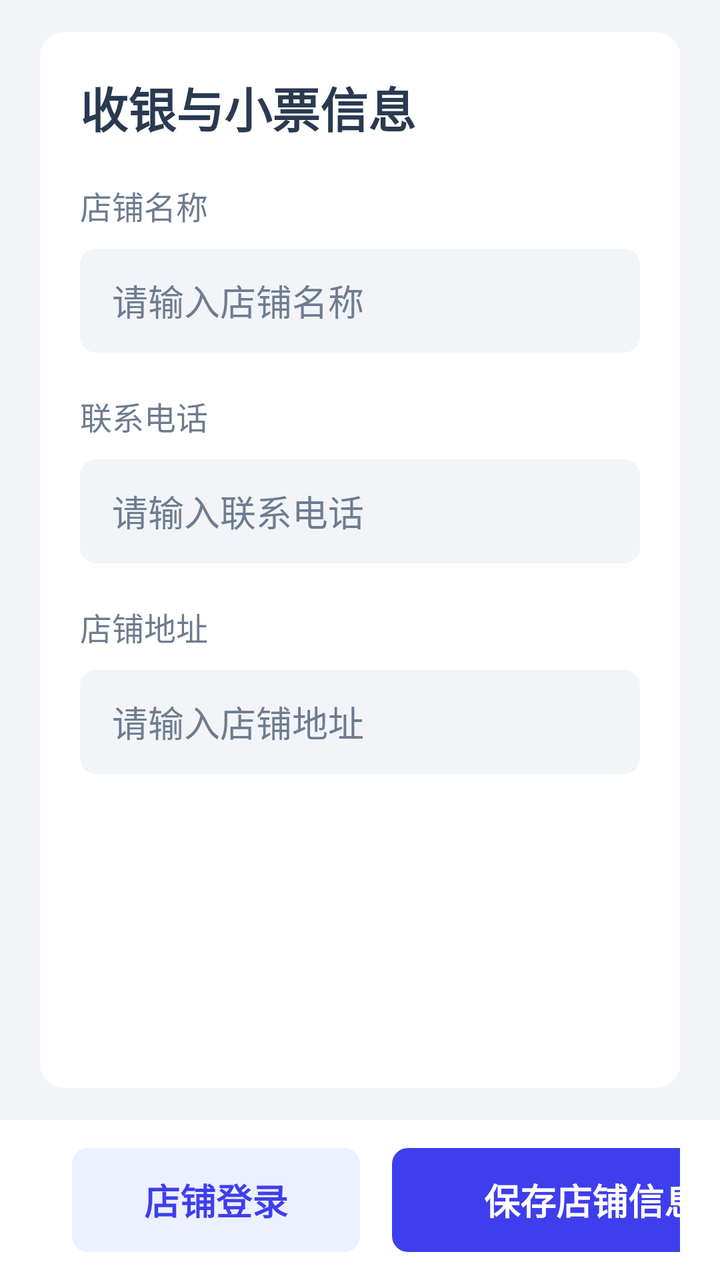
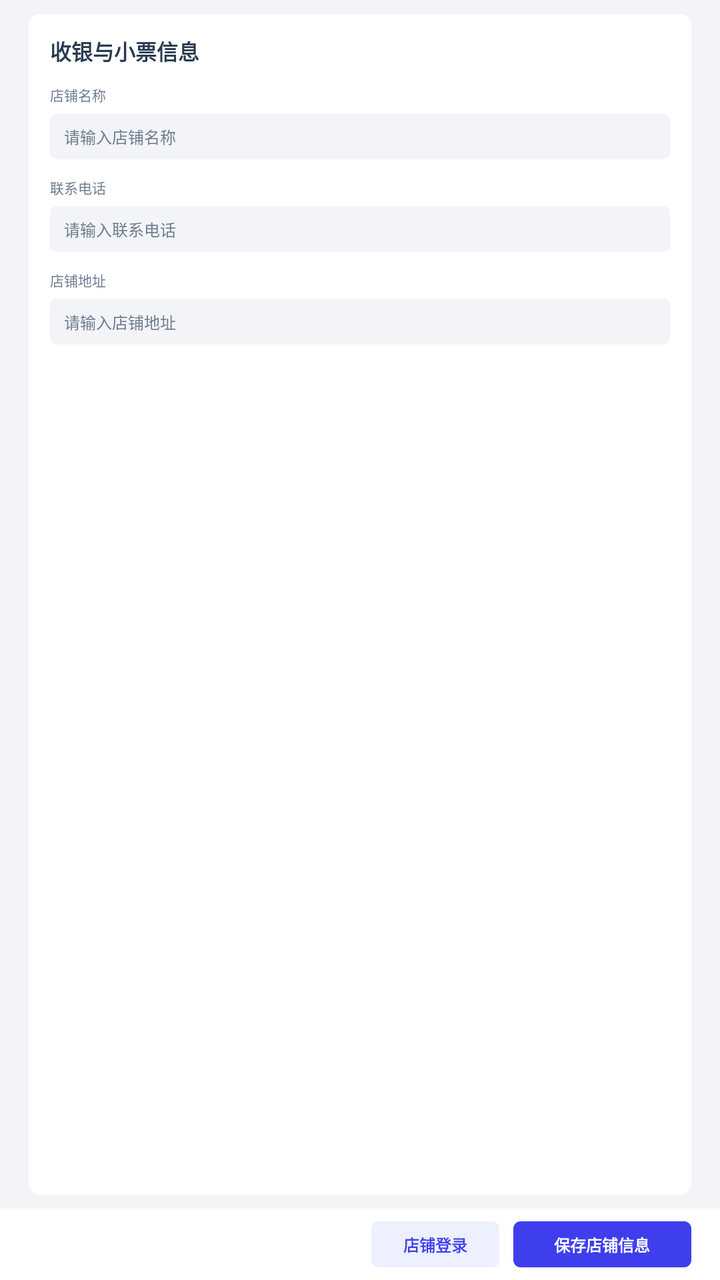

Two renders of the same Android screen: before a commit and after it. Below are the layout's source before the change and the commit's diff.
<!-- AndroidManifest.xml: application theme AppTheme.NoActionBar -->
<!-- res/layout/page_shop.xml -->
<LinearLayout xmlns:android="http://schemas.android.com/apk/res/android" android:layout_width="match_parent" android:layout_height="match_parent" android:orientation="vertical" android:background="#F2F4F8">
  <LinearLayout android:layout_width="match_parent" android:layout_height="0dp" android:layout_weight="1" android:orientation="horizontal" android:paddingLeft="@dimen/ui_page_horizontal" android:paddingRight="@dimen/ui_page_horizontal" android:paddingTop="@dimen/ui_page_vertical" android:paddingBottom="@dimen/ui_page_vertical">
    <LinearLayout android:layout_width="0dp" android:layout_height="match_parent" android:layout_weight="1" android:orientation="vertical" android:padding="@dimen/ui_card_padding" android:background="@drawable/land_card">
      <TextView android:layout_width="match_parent" android:layout_height="35dp" android:textSize="24sp" android:textColor="#293A51" android:includeFontPadding="false" android:gravity="center_vertical" android:text="@string/land_shop_receipt_details" android:textStyle="bold" android:fontFamily="@font/retail_sans" />
      <Space android:layout_width="1dp" android:layout_height="20dp" />
      <TextView android:layout_width="match_parent" android:layout_height="wrap_content" android:textSize="16sp" android:textColor="#6E7C90" android:includeFontPadding="false" android:text="@string/settings_system_shop_name" android:fontFamily="@font/retail_sans" />
      <Space android:layout_width="1dp" android:layout_height="10dp" />
      <EditText android:layout_width="match_parent" android:layout_height="52dp" android:id="@+id/shop_name" android:textSize="18sp" android:textColor="#293A51" android:textColorHint="#6E7C90" android:includeFontPadding="false" android:singleLine="true" android:inputType="text" android:paddingHorizontal="16dp" android:background="@drawable/land_field" android:hint="@string/settings_system_shop_name_input_hint" android:fontFamily="@font/retail_sans" />
      <Space android:layout_width="1dp" android:layout_height="20dp" />
      <TextView android:layout_width="match_parent" android:layout_height="wrap_content" android:textSize="16sp" android:textColor="#6E7C90" android:includeFontPadding="false" android:text="@string/settings_system_shop_phone" android:fontFamily="@font/retail_sans" />
      <Space android:layout_width="1dp" android:layout_height="10dp" />
      <EditText android:layout_width="match_parent" android:layout_height="52dp" android:id="@+id/shopPhone" android:textSize="18sp" android:textColor="#293A51" android:textColorHint="#6E7C90" android:includeFontPadding="false" android:singleLine="true" android:inputType="phone" android:paddingHorizontal="16dp" android:background="@drawable/land_field" android:hint="@string/land_shop_phone_hint" android:fontFamily="@font/retail_sans" />
      <Space android:layout_width="1dp" android:layout_height="20dp" />
      <TextView android:layout_width="match_parent" android:layout_height="wrap_content" android:textSize="16sp" android:textColor="#6E7C90" android:includeFontPadding="false" android:text="@string/settings_system_shop_address" android:fontFamily="@font/retail_sans" />
      <Space android:layout_width="1dp" android:layout_height="10dp" />
      <EditText android:layout_width="match_parent" android:layout_height="52dp" android:id="@+id/shopAddress" android:textSize="18sp" android:textColor="#293A51" android:textColorHint="#6E7C90" android:includeFontPadding="false" android:singleLine="true" android:inputType="textPostalAddress" android:paddingHorizontal="16dp" android:background="@drawable/land_field" android:hint="@string/settings_system_shop_address_input_hint" android:fontFamily="@font/retail_sans" />
      <Space android:layout_width="1dp" android:layout_height="20dp" />
    </LinearLayout>
  </LinearLayout>
  <LinearLayout android:layout_width="match_parent" android:layout_height="80dp" android:orientation="horizontal" android:gravity="center_vertical" android:background="#FFFFFF" android:paddingHorizontal="@dimen/ui_page_horizontal">
    <Space android:layout_width="0dp" android:layout_height="wrap_content" android:layout_weight="1" />
    <TextView android:layout_width="144dp" android:layout_height="52dp" android:id="@+id/shopLogin" android:textSize="18sp" android:textColor="#3F3EED" android:includeFontPadding="false" android:gravity="center" android:background="@drawable/land_soft" android:clickable="true" android:focusable="true" android:layout_marginStart="16dp" android:text="@string/settings_system_shop_login" android:textStyle="bold" android:fontFamily="@font/retail_sans" />
    <TextView android:layout_width="200dp" android:layout_height="52dp" android:id="@+id/saveShop" android:textSize="18sp" android:textColor="#FFFFFF" android:includeFontPadding="false" android:gravity="center" android:background="@drawable/land_primary" android:clickable="true" android:focusable="true" android:layout_marginStart="16dp" android:text="@string/land_save_shop" android:textStyle="bold" android:fontFamily="@font/retail_sans" />
  </LinearLayout>
</LinearLayout>
<!-- resources referenced by this layout -->
<resources>
  <dimen name="ui_card_padding">24dp</dimen>
  <dimen name="ui_page_horizontal">32dp</dimen>
  <dimen name="ui_page_vertical">16dp</dimen>
  <!-- drawable land_card (drawable) -->
  <?xml version='1.0' encoding='utf-8'?>
  <shape xmlns:android="http://schemas.android.com/apk/res/android" android:shape="rectangle">
      <solid android:color="#FFFFFF" />
      <corners android:radius="12dp" />
  </shape>
  <!-- drawable land_field (drawable) -->
  <?xml version='1.0' encoding='utf-8'?>
  <shape xmlns:android="http://schemas.android.com/apk/res/android" android:shape="rectangle">
      <solid android:color="#F2F4F8" />
      <corners android:radius="8dp" />
  </shape>
  <!-- drawable land_primary (drawable) -->
  <?xml version='1.0' encoding='utf-8'?>
  <shape xmlns:android="http://schemas.android.com/apk/res/android" android:shape="rectangle">
      <solid android:color="#3F3EED" />
      <corners android:radius="8dp" />
  </shape>
  <!-- drawable land_soft (drawable) -->
  <?xml version='1.0' encoding='utf-8'?>
  <shape xmlns:android="http://schemas.android.com/apk/res/android" android:shape="rectangle">
      <solid android:color="#EDF0FF" />
      <corners android:radius="8dp" />
  </shape>
  <string name="land_save_shop">保存店铺信息</string>
  <string name="land_shop_phone_hint">请输入联系电话</string>
  <string name="land_shop_receipt_details">收银与小票信息</string>
  <string name="settings_system_shop_address">店铺地址</string>
  <string name="settings_system_shop_address_input_hint">请输入店铺地址</string>
  <string name="settings_system_shop_login">店铺登录</string>
  <string name="settings_system_shop_name">店铺名称</string>
  <string name="settings_system_shop_name_input_hint">请输入店铺名称</string>
  <string name="settings_system_shop_phone">联系电话</string>
  <style name="AppTheme.NoActionBar" parent="Theme.MaterialComponents.NoActionBar">
          <item name="android:windowAnimationStyle">@style/NoPageAnimation</item>
          <item name="android:windowBackground">@color/white</item>
      </style>
  <style name="NoPageAnimation" parent="android:style/Animation.Activity">
          <item name="android:activityOpenEnterAnimation">@null</item>
          <item name="android:activityOpenExitAnimation">@null</item>
          <item name="android:activityCloseEnterAnimation">@null</item>
          <item name="android:activityCloseExitAnimation">@null</item>
      </style>
  <color name="white">#FFFFFFFF</color>
</resources>

<!-- the commit's change to res/layout/page_shop.xml (unified diff, before → after) -->
@@ -1,25 +1,183 @@
-<LinearLayout xmlns:android="http://schemas.android.com/apk/res/android" android:layout_width="match_parent" android:layout_height="match_parent" android:orientation="vertical" android:background="#F2F4F8">
-  <LinearLayout android:layout_width="match_parent" android:layout_height="0dp" android:layout_weight="1" android:orientation="horizontal" android:paddingLeft="@dimen/ui_page_horizontal" android:paddingRight="@dimen/ui_page_horizontal" android:paddingTop="@dimen/ui_page_vertical" android:paddingBottom="@dimen/ui_page_vertical">
-    <LinearLayout android:layout_width="0dp" android:layout_height="match_parent" android:layout_weight="1" android:orientation="vertical" android:padding="@dimen/ui_card_padding" android:background="@drawable/land_card">
-      <TextView android:layout_width="match_parent" android:layout_height="35dp" android:textSize="24sp" android:textColor="#293A51" android:includeFontPadding="false" android:gravity="center_vertical" android:text="@string/land_shop_receipt_details" android:textStyle="bold" android:fontFamily="@font/retail_sans" />
-      <Space android:layout_width="1dp" android:layout_height="20dp" />
-      <TextView android:layout_width="match_parent" android:layout_height="wrap_content" android:textSize="16sp" android:textColor="#6E7C90" android:includeFontPadding="false" android:text="@string/settings_system_shop_name" android:fontFamily="@font/retail_sans" />
-      <Space android:layout_width="1dp" android:layout_height="10dp" />
-      <EditText android:layout_width="match_parent" android:layout_height="52dp" android:id="@+id/shop_name" android:textSize="18sp" android:textColor="#293A51" android:textColorHint="#6E7C90" android:includeFontPadding="false" android:singleLine="true" android:inputType="text" android:paddingHorizontal="16dp" android:background="@drawable/land_field" android:hint="@string/settings_system_shop_name_input_hint" android:fontFamily="@font/retail_sans" />
-      <Space android:layout_width="1dp" android:layout_height="20dp" />
-      <TextView android:layout_width="match_parent" android:layout_height="wrap_content" android:textSize="16sp" android:textColor="#6E7C90" android:includeFontPadding="false" android:text="@string/settings_system_shop_phone" android:fontFamily="@font/retail_sans" />
-      <Space android:layout_width="1dp" android:layout_height="10dp" />
-      <EditText android:layout_width="match_parent" android:layout_height="52dp" android:id="@+id/shopPhone" android:textSize="18sp" android:textColor="#293A51" android:textColorHint="#6E7C90" android:includeFontPadding="false" android:singleLine="true" android:inputType="phone" android:paddingHorizontal="16dp" android:background="@drawable/land_field" android:hint="@string/land_shop_phone_hint" android:fontFamily="@font/retail_sans" />
-      <Space android:layout_width="1dp" android:layout_height="20dp" />
-      <TextView android:layout_width="match_parent" android:layout_height="wrap_content" android:textSize="16sp" android:textColor="#6E7C90" android:includeFontPadding="false" android:text="@string/settings_system_shop_address" android:fontFamily="@font/retail_sans" />
-      <Space android:layout_width="1dp" android:layout_height="10dp" />
-      <EditText android:layout_width="match_parent" android:layout_height="52dp" android:id="@+id/shopAddress" android:textSize="18sp" android:textColor="#293A51" android:textColorHint="#6E7C90" android:includeFontPadding="false" android:singleLine="true" android:inputType="textPostalAddress" android:paddingHorizontal="16dp" android:background="@drawable/land_field" android:hint="@string/settings_system_shop_address_input_hint" android:fontFamily="@font/retail_sans" />
-      <Space android:layout_width="1dp" android:layout_height="20dp" />
+<LinearLayout xmlns:android="http://schemas.android.com/apk/res/android"
+    android:layout_width="match_parent"
+    android:layout_height="match_parent"
+    android:orientation="vertical"
+    android:background="#F2F4F8">
+
+    <LinearLayout
+        android:layout_width="match_parent"
+        android:layout_height="@dimen/dp_0"
+        android:layout_weight="1"
+        android:orientation="horizontal"
+        android:paddingLeft="@dimen/dp_16"
+        android:paddingRight="@dimen/dp_16"
+        android:paddingTop="@dimen/dp_8"
+        android:paddingBottom="@dimen/dp_8">
+
+        <LinearLayout
+            android:layout_width="@dimen/dp_0"
+            android:layout_height="match_parent"
+            android:layout_weight="1"
+            android:orientation="vertical"
+            android:padding="@dimen/dp_12"
+            android:background="@drawable/land_card">
+
+            <TextView
+                android:layout_width="match_parent"
+                android:layout_height="@dimen/dp_17_5"
+                android:textSize="@dimen/sp_12"
+                android:textColor="#293A51"
+                android:includeFontPadding="false"
+                android:gravity="center_vertical"
+                android:text="@string/land_shop_receipt_details"
+                android:textStyle="bold"
+                android:fontFamily="@font/retail_sans" />
+
+            <Space
+                android:layout_width="@dimen/dp_0_5"
+                android:layout_height="@dimen/dp_10" />
+
+            <TextView
+                android:layout_width="match_parent"
+                android:layout_height="wrap_content"
+                android:textSize="@dimen/sp_8"
+                android:textColor="#6E7C90"
+                android:includeFontPadding="false"
+                android:text="@string/settings_system_shop_name"
+                android:fontFamily="@font/retail_sans" />
+
+            <Space
+                android:layout_width="@dimen/dp_0_5"
+                android:layout_height="@dimen/dp_5" />
+
+            <EditText
+                android:layout_width="match_parent"
+                android:layout_height="@dimen/dp_26"
+                android:id="@+id/shop_name"
+                android:textSize="@dimen/sp_9"
+                android:textColor="#293A51"
+                android:textColorHint="#6E7C90"
+                android:includeFontPadding="false"
+                android:singleLine="true"
+                android:inputType="text"
+                android:paddingHorizontal="@dimen/dp_8"
+                android:background="@drawable/land_field"
+                android:hint="@string/settings_system_shop_name_input_hint"
+                android:fontFamily="@font/retail_sans" />
+
+            <Space
+                android:layout_width="@dimen/dp_0_5"
+                android:layout_height="@dimen/dp_10" />
+
+            <TextView
+                android:layout_width="match_parent"
+                android:layout_height="wrap_content"
+                android:textSize="@dimen/sp_8"
+                android:textColor="#6E7C90"
+                android:includeFontPadding="false"
+                android:text="@string/settings_system_shop_phone"
+                android:fontFamily="@font/retail_sans" />
+
+            <Space
+                android:layout_width="@dimen/dp_0_5"
+                android:layout_height="@dimen/dp_5" />
+
+            <EditText
+                android:layout_width="match_parent"
+                android:layout_height="@dimen/dp_26"
+                android:id="@+id/shopPhone"
+                android:textSize="@dimen/sp_9"
+                android:textColor="#293A51"
+                android:textColorHint="#6E7C90"
+                android:includeFontPadding="false"
+                android:singleLine="true"
+                android:inputType="phone"
+                android:paddingHorizontal="@dimen/dp_8"
+                android:background="@drawable/land_field"
+                android:hint="@string/land_shop_phone_hint"
+                android:fontFamily="@font/retail_sans" />
+
+            <Space
+                android:layout_width="@dimen/dp_0_5"
+                android:layout_height="@dimen/dp_10" />
+
+            <TextView
+                android:layout_width="match_parent"
+                android:layout_height="wrap_content"
+                android:textSize="@dimen/sp_8"
+                android:textColor="#6E7C90"
+                android:includeFontPadding="false"
+                android:text="@string/settings_system_shop_address"
+                android:fontFamily="@font/retail_sans" />
+
+            <Space
+                android:layout_width="@dimen/dp_0_5"
+                android:layout_height="@dimen/dp_5" />
+
+            <EditText
+                android:layout_width="match_parent"
+                android:layout_height="@dimen/dp_26"
+                android:id="@+id/shopAddress"
+                android:textSize="@dimen/sp_9"
+                android:textColor="#293A51"
+                android:textColorHint="#6E7C90"
+                android:includeFontPadding="false"
+                android:singleLine="true"
+                android:inputType="textPostalAddress"
+                android:paddingHorizontal="@dimen/dp_8"
+                android:background="@drawable/land_field"
+                android:hint="@string/settings_system_shop_address_input_hint"
+                android:fontFamily="@font/retail_sans" />
+
+            <Space
+                android:layout_width="@dimen/dp_0_5"
+                android:layout_height="@dimen/dp_10" />
+        </LinearLayout>
     </LinearLayout>
-  </LinearLayout>
-  <LinearLayout android:layout_width="match_parent" android:layout_height="80dp" android:orientation="horizontal" android:gravity="center_vertical" android:background="#FFFFFF" android:paddingHorizontal="@dimen/ui_page_horizontal">
-    <Space android:layout_width="0dp" android:layout_height="wrap_content" android:layout_weight="1" />
-    <TextView android:layout_width="144dp" android:layout_height="52dp" android:id="@+id/shopLogin" android:textSize="18sp" android:textColor="#3F3EED" android:includeFontPadding="false" android:gravity="center" android:background="@drawable/land_soft" android:clickable="true" android:focusable="true" android:layout_marginStart="16dp" android:text="@string/settings_system_shop_login" android:textStyle="bold" android:fontFamily="@font/retail_sans" />
-    <TextView android:layout_width="200dp" android:layout_height="52dp" android:id="@+id/saveShop" android:textSize="18sp" android:textColor="#FFFFFF" android:includeFontPadding="false" android:gravity="center" android:background="@drawable/land_primary" android:clickable="true" android:focusable="true" android:layout_marginStart="16dp" android:text="@string/land_save_shop" android:textStyle="bold" android:fontFamily="@font/retail_sans" />
-  </LinearLayout>
+
+    <LinearLayout
+        android:layout_width="match_parent"
+        android:layout_height="@dimen/dp_40"
+        android:orientation="horizontal"
+        android:gravity="center_vertical"
+        android:background="#FFFFFF"
+        android:paddingHorizontal="@dimen/dp_16">
+
+        <Space
+            android:layout_width="@dimen/dp_0"
+            android:layout_height="wrap_content"
+            android:layout_weight="1" />
+
+        <TextView
+            android:layout_width="@dimen/dp_72"
+            android:layout_height="@dimen/dp_26"
+            android:id="@+id/shopLogin"
+            android:textSize="@dimen/sp_9"
+            android:textColor="#3F3EED"
+            android:includeFontPadding="false"
+            android:gravity="center"
+            android:background="@drawable/land_soft"
+            android:clickable="true"
+            android:focusable="true"
+            android:layout_marginStart="@dimen/dp_8"
+            android:text="@string/settings_system_shop_login"
+            android:textStyle="bold"
+            android:fontFamily="@font/retail_sans" />
+
+        <TextView
+            android:layout_width="@dimen/dp_100"
+            android:layout_height="@dimen/dp_26"
+            android:id="@+id/saveShop"
+            android:textSize="@dimen/sp_9"
+            android:textColor="#FFFFFF"
+            android:includeFontPadding="false"
+            android:gravity="center"
+            android:background="@drawable/land_primary"
+            android:clickable="true"
+            android:focusable="true"
+            android:layout_marginStart="@dimen/dp_8"
+            android:text="@string/land_save_shop"
+            android:textStyle="bold"
+            android:fontFamily="@font/retail_sans" />
+    </LinearLayout>
 </LinearLayout>
<!-- resource entries referenced after the edit -->
@@ -1,31 +1,47 @@
 <!-- resources referenced by this layout -->
 <resources>
-  <dimen name="ui_card_padding">24dp</dimen>
-  <dimen name="ui_page_horizontal">32dp</dimen>
-  <dimen name="ui_page_vertical">16dp</dimen>
+  <dimen name="dp_0">0dp</dimen>
+  <dimen name="dp_0_5">0.5dp</dimen>
+  <dimen name="dp_10">10dp</dimen>
+  <dimen name="dp_100">100dp</dimen>
+  <dimen name="dp_12">12dp</dimen>
+  <dimen name="dp_16">16dp</dimen>
+  <dimen name="dp_17_5">17.5dp</dimen>
+  <dimen name="dp_26">26dp</dimen>
+  <dimen name="dp_40">40dp</dimen>
+  <dimen name="dp_5">5dp</dimen>
+  <dimen name="dp_72">72dp</dimen>
+  <dimen name="dp_8">8dp</dimen>
+  <dimen name="sp_12">12sp</dimen>
+  <dimen name="sp_8">8sp</dimen>
+  <dimen name="sp_9">9sp</dimen>
   <!-- drawable land_card (drawable) -->
   <?xml version='1.0' encoding='utf-8'?>
-  <shape xmlns:android="http://schemas.android.com/apk/res/android" android:shape="rectangle">
+  <shape xmlns:android="http://schemas.android.com/apk/res/android"
+      android:shape="rectangle">
       <solid android:color="#FFFFFF" />
-      <corners android:radius="12dp" />
+      <corners android:radius="@dimen/dp_6" />
   </shape>
   <!-- drawable land_field (drawable) -->
   <?xml version='1.0' encoding='utf-8'?>
-  <shape xmlns:android="http://schemas.android.com/apk/res/android" android:shape="rectangle">
+  <shape xmlns:android="http://schemas.android.com/apk/res/android"
+      android:shape="rectangle">
       <solid android:color="#F2F4F8" />
-      <corners android:radius="8dp" />
+      <corners android:radius="@dimen/dp_4" />
   </shape>
   <!-- drawable land_primary (drawable) -->
   <?xml version='1.0' encoding='utf-8'?>
-  <shape xmlns:android="http://schemas.android.com/apk/res/android" android:shape="rectangle">
+  <shape xmlns:android="http://schemas.android.com/apk/res/android"
+      android:shape="rectangle">
       <solid android:color="#3F3EED" />
-      <corners android:radius="8dp" />
+      <corners android:radius="@dimen/dp_4" />
   </shape>
   <!-- drawable land_soft (drawable) -->
   <?xml version='1.0' encoding='utf-8'?>
-  <shape xmlns:android="http://schemas.android.com/apk/res/android" android:shape="rectangle">
+  <shape xmlns:android="http://schemas.android.com/apk/res/android"
+      android:shape="rectangle">
       <solid android:color="#EDF0FF" />
-      <corners android:radius="8dp" />
+      <corners android:radius="@dimen/dp_4" />
   </shape>
   <string name="land_save_shop">保存店铺信息</string>
   <string name="land_shop_phone_hint">请输入联系电话</string>
@@ -40,6 +56,8 @@
           <item name="android:windowAnimationStyle">@style/NoPageAnimation</item>
           <item name="android:windowBackground">@color/white</item>
       </style>
+  <dimen name="dp_6">6dp</dimen>
+  <dimen name="dp_4">4dp</dimen>
   <style name="NoPageAnimation" parent="android:style/Animation.Activity">
           <item name="android:activityOpenEnterAnimation">@null</item>
           <item name="android:activityOpenExitAnimation">@null</item>
